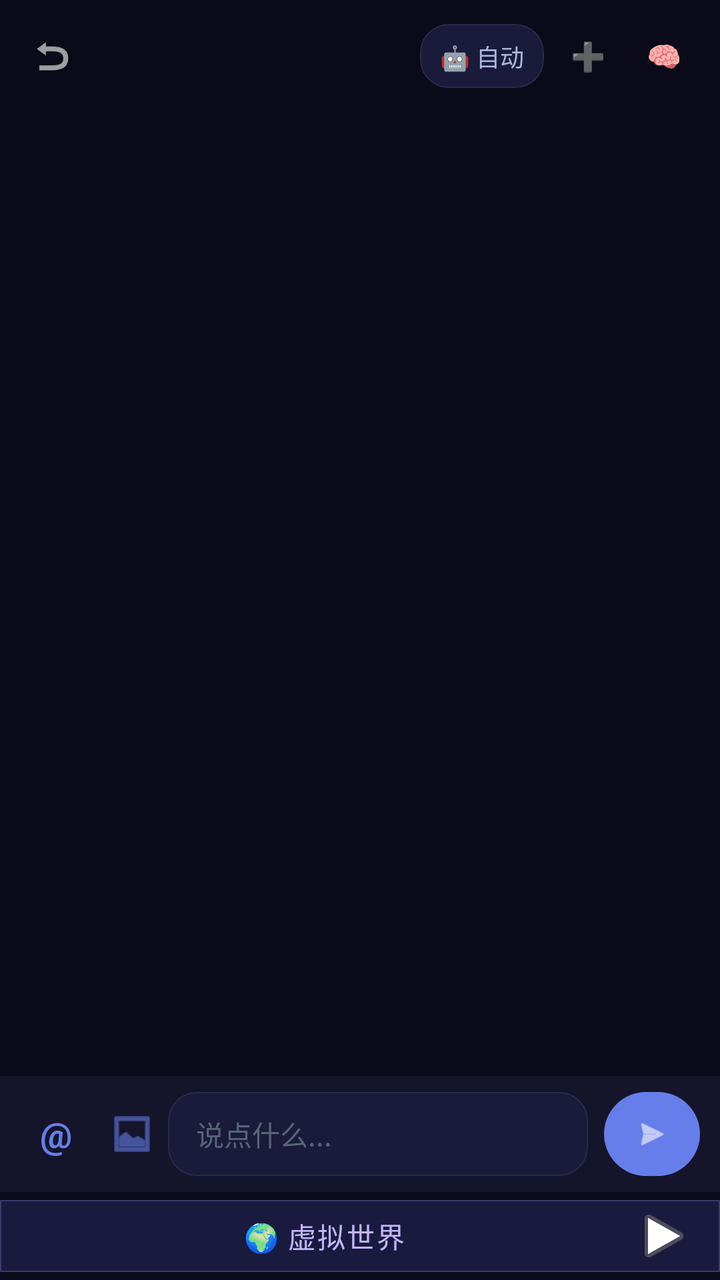
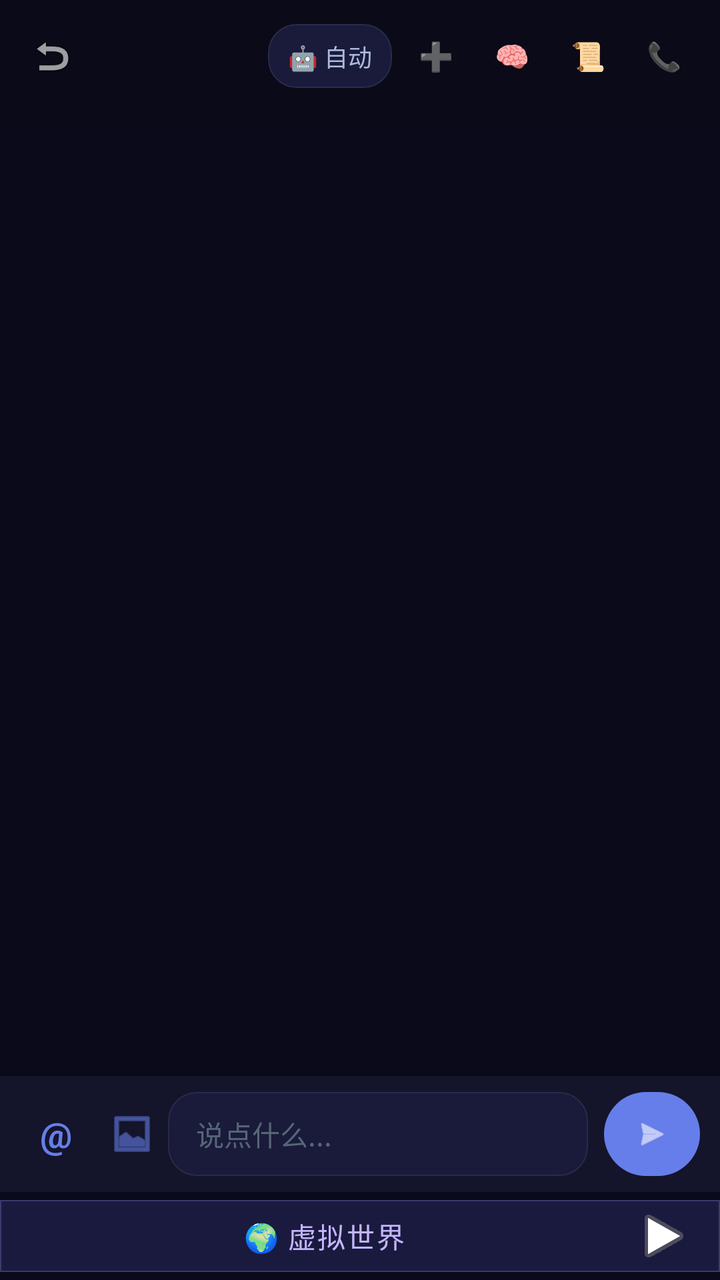

Before-and-after screenshots of an Android layout around one commit, followed by the original layout XML and the change that was made.
<!-- AndroidManifest.xml: activity theme Theme.Companion -->
<!-- res/layout/activity_group_chat.xml -->
<?xml version="1.0" encoding="utf-8"?>
<FrameLayout xmlns:android="http://schemas.android.com/apk/res/android"
    xmlns:app="http://schemas.android.com/apk/res-auto"
    android:layout_width="match_parent"
    android:layout_height="match_parent"
    android:background="#0a0a1a">

    <ImageView
        android:id="@+id/iv_group_chat_bg"
        android:layout_width="match_parent"
        android:layout_height="match_parent"
        android:scaleType="centerCrop"
        android:alpha="0.3" />

    <LinearLayout
        android:layout_width="match_parent"
        android:layout_height="match_parent"
        android:orientation="vertical">

        <LinearLayout
            android:layout_width="match_parent"
            android:layout_height="56dp"
            android:orientation="horizontal"
            android:gravity="center_vertical"
            android:background="#cc0a0a1a"
            android:elevation="6dp"
            android:paddingStart="4dp"
            android:paddingEnd="12dp">

            <ImageView
                android:id="@+id/btn_back"
                android:layout_width="44dp"
                android:layout_height="44dp"
                android:src="@android:drawable/ic_menu_revert"
                android:padding="10dp"
                android:background="?attr/selectableItemBackgroundBorderless"
                android:contentDescription="返回" />

            <LinearLayout
                android:layout_width="0dp"
                android:layout_height="wrap_content"
                android:layout_weight="1"
                android:orientation="vertical"
                android:gravity="center">

                <TextView
                    android:id="@+id/tv_group_name"
                    android:layout_width="wrap_content"
                    android:layout_height="wrap_content"
                    android:textSize="17sp"
                    android:textColor="@android:color/white"
                    android:fontFamily="sans-serif-medium" />

                <TextView
                    android:id="@+id/tv_member_count"
                    android:layout_width="wrap_content"
                    android:layout_height="wrap_content"
                    android:textSize="11sp"
                    android:textColor="#8899bb" />
            </LinearLayout>

            <TextView
                android:id="@+id/btn_speak_mode"
                android:layout_width="wrap_content"
                android:layout_height="32dp"
                android:gravity="center"
                android:paddingStart="10dp"
                android:paddingEnd="10dp"
                android:text="🤖 自动"
                android:textSize="12sp"
                android:textColor="#aabbdd"
                android:background="@drawable/bg_edit_moment"
                android:clickable="true"
                android:focusable="true" />

            <TextView
                android:id="@+id/btn_add_member"
                android:layout_width="32dp"
                android:layout_height="32dp"
                android:gravity="center"
                android:text="➕"
                android:textSize="14sp"
                android:layout_marginStart="6dp"
                android:textColor="#64ffda"
                android:background="?attr/selectableItemBackgroundBorderless"
                android:clickable="true"
                android:focusable="true" />

            <TextView
                android:id="@+id/btn_memory_pool"
                android:layout_width="32dp"
                android:layout_height="32dp"
                android:gravity="center"
                android:text="🧠"
                android:textSize="14sp"
                android:layout_marginStart="6dp"
                android:background="?attr/selectableItemBackgroundBorderless"
                android:clickable="true"
                android:focusable="true" />
        </LinearLayout>

        <androidx.recyclerview.widget.RecyclerView
            android:id="@+id/rv_group_messages"
            android:layout_width="match_parent"
            android:layout_height="0dp"
            android:layout_weight="1"
            android:clipToPadding="false"
            android:paddingStart="8dp"
            android:paddingEnd="8dp"
            android:paddingTop="8dp"
            android:paddingBottom="48dp" />

        <LinearLayout
            android:id="@+id/layout_manual_select"
            android:layout_width="match_parent"
            android:layout_height="wrap_content"
            android:orientation="horizontal"
            android:background="#1a1a3e"
            android:paddingStart="10dp"
            android:paddingEnd="10dp"
            android:paddingTop="6dp"
            android:paddingBottom="6dp"
            android:visibility="gone">

            <com.google.android.material.chip.ChipGroup
                android:id="@+id/chip_group_personas"
                android:layout_width="match_parent"
                android:layout_height="wrap_content"
                app:singleSelection="false"
                app:chipSpacingHorizontal="6dp" />
        </LinearLayout>

        <HorizontalScrollView
            android:id="@+id/scroll_predictions"
            android:layout_width="match_parent"
            android:layout_height="wrap_content"
            android:background="#14142a"
            android:paddingStart="10dp"
            android:paddingEnd="10dp"
            android:paddingTop="4dp"
            android:visibility="gone"
            android:scrollbars="none">

            <LinearLayout
                android:id="@+id/layout_predictions"
                android:layout_width="wrap_content"
                android:layout_height="wrap_content"
                android:orientation="horizontal"
                android:gravity="center_vertical" />
        </HorizontalScrollView>

        <LinearLayout
            android:id="@+id/layout_input"
            android:layout_width="match_parent"
            android:layout_height="wrap_content"
            android:orientation="horizontal"
            android:gravity="center_vertical"
            android:background="#14142a"
            android:paddingStart="10dp"
            android:paddingEnd="10dp"
            android:paddingTop="8dp"
            android:paddingBottom="8dp">

            <TextView
                android:id="@+id/btn_at"
                android:layout_width="36dp"
                android:layout_height="36dp"
                android:gravity="center"
                android:text="@"
                android:textSize="18sp"
                android:textStyle="bold"
                android:textColor="#667eea"
                android:background="?attr/selectableItemBackgroundBorderless"
                android:clickable="true"
                android:focusable="true" />

            <ImageView
                android:id="@+id/btn_image_upload"
                android:layout_width="36dp"
                android:layout_height="36dp"
                android:src="@android:drawable/ic_menu_gallery"
                android:scaleType="centerInside"
                android:padding="6dp"
                android:layout_marginStart="2dp"
                android:background="?attr/selectableItemBackgroundBorderless"
                android:clickable="true"
                android:focusable="true"
                app:tint="#667eea" />

            <EditText
                android:id="@+id/et_message"
                android:layout_width="0dp"
                android:layout_height="42dp"
                android:layout_weight="1"
                android:hint="说点什么..."
                android:textSize="14sp"
                android:textColor="#e0e0f0"
                android:textColorHint="#556677"
                android:background="@drawable/bg_edit_moment"
                android:paddingStart="14dp"
                android:paddingEnd="14dp"
                android:maxLines="3"
                android:inputType="textMultiLine"
                android:importantForAutofill="no" />

            <com.google.android.material.button.MaterialButton
                android:id="@+id/btn_send"
                android:layout_width="48dp"
                android:layout_height="42dp"
                android:layout_marginStart="8dp"
                android:insetLeft="0dp"
                android:insetRight="0dp"
                android:insetTop="0dp"
                android:insetBottom="0dp"
                app:cornerRadius="21dp"
                app:icon="@android:drawable/ic_menu_send"
                app:iconGravity="textStart"
                app:iconPadding="0dp"
                app:backgroundTint="#667eea"
                android:contentDescription="发送" />
        </LinearLayout>

        <com.google.android.material.button.MaterialButton
            android:id="@+id/btn_virtual_world"
            android:layout_width="match_parent"
            android:layout_height="44dp"
            android:text="🌍 虚拟世界"
            android:textSize="14sp"
            android:textColor="#c4b5fd"
            app:cornerRadius="0dp"
            app:backgroundTint="#1a1a3e"
            app:strokeColor="#3a3a6e"
            app:strokeWidth="0.5dp"
            style="@style/Widget.Material3.Button.TextButton"
            android:drawableEnd="@android:drawable/ic_media_play"
            android:letterSpacing="0.05" />
    </LinearLayout>
</FrameLayout>
<!-- resources referenced by this layout -->
<resources>
  <!-- drawable bg_edit_moment (drawable) -->
  <?xml version="1.0" encoding="utf-8"?>
  <shape xmlns:android="http://schemas.android.com/apk/res/android"
      android:shape="rectangle">
      <solid android:color="#1a1a3a" />
      <corners android:radius="14dp" />
      <stroke android:width="0.5dp" android:color="#2a2a4a" />
  </shape>
  <style name="Theme.Companion" parent="Theme.Material3.DayNight.NoActionBar">
          <item name="colorPrimary">@color/accent_blue</item>
          <item name="colorPrimaryVariant">@color/purple_700</item>
          <item name="colorOnPrimary">@color/white</item>
          <item name="colorSecondary">@color/accent_cyan</item>
          <item name="colorSecondaryVariant">@color/teal_700</item>
          <item name="colorSurface">@color/surface_dark</item>
          <item name="colorOnSurface">@color/text_primary</item>
          <item name="android:statusBarColor">@color/bg_start</item>
          <item name="android:navigationBarColor">@color/bg_start</item>
          <item name="android:windowBackground">@color/bg_start</item>
  
          <item name="android:activityOpenEnterAnimation">@anim/slide_in_right</item>
          <item name="android:activityOpenExitAnimation">@anim/fade_out</item>
          <item name="android:activityCloseEnterAnimation">@anim/fade_in</item>
          <item name="android:activityCloseExitAnimation">@anim/slide_out_left</item>
  
          <item name="android:windowEnterTransition">@android:transition/fade</item>
          <item name="android:windowExitTransition">@android:transition/fade</item>
  
          <item name="android:colorEdgeEffect">@color/accent_purple</item>
      </style>
  <color name="accent_blue">#667eea</color>
  <color name="purple_700">#FF3700B3</color>
  <color name="white">#FFFFFFFF</color>
  <color name="accent_cyan">#64ffda</color>
  <color name="teal_700">#FF018786</color>
  <color name="surface_dark">#14142a</color>
  <color name="text_primary">#ececf4</color>
  <color name="bg_start">#0a0a1a</color>
  <color name="accent_purple">#c4b5fd</color>
</resources>

<!-- the commit's change to res/layout/activity_group_chat.xml (unified diff, before → after) -->
@@ -92,6 +92,30 @@
                 android:layout_height="32dp"
                 android:gravity="center"
                 android:text="🧠"
+                android:textSize="14sp"
+                android:layout_marginStart="6dp"
+                android:background="?attr/selectableItemBackgroundBorderless"
+                android:clickable="true"
+                android:focusable="true" />
+
+            <TextView
+                android:id="@+id/btn_chat_history"
+                android:layout_width="32dp"
+                android:layout_height="32dp"
+                android:gravity="center"
+                android:text="📜"
+                android:textSize="14sp"
+                android:layout_marginStart="6dp"
+                android:background="?attr/selectableItemBackgroundBorderless"
+                android:clickable="true"
+                android:focusable="true" />
+
+            <TextView
+                android:id="@+id/btn_phone_call"
+                android:layout_width="32dp"
+                android:layout_height="32dp"
+                android:gravity="center"
+                android:text="📞"
                 android:textSize="14sp"
                 android:layout_marginStart="6dp"
                 android:background="?attr/selectableItemBackgroundBorderless"
